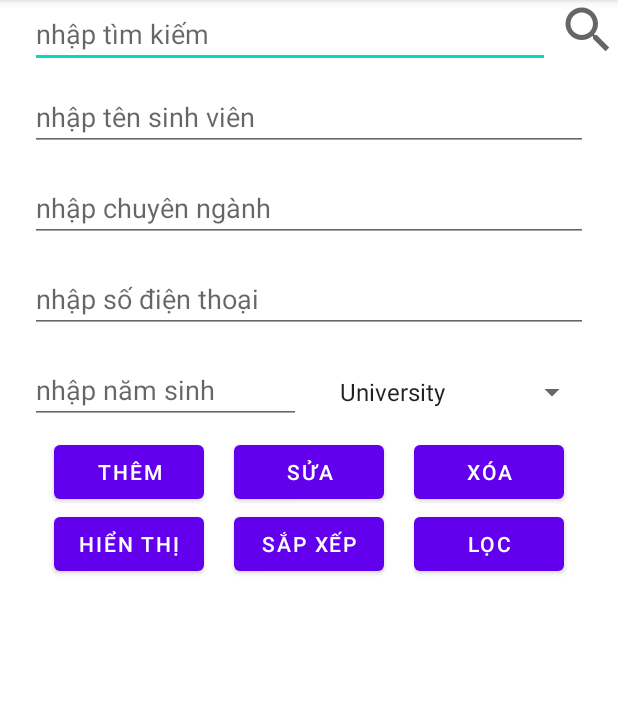
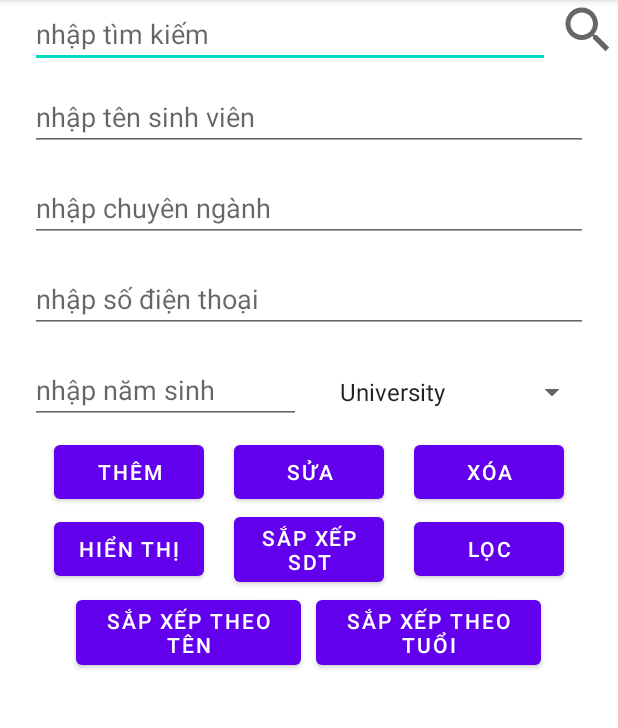
Before and after one commit to buivanquang111/monstarlab_ex1_javacore, an Android app: the screen it shows after launch (MainActivity), on a phone screen of 412 x 824 dp, the part 84-812 px from its top. Run offline under Robolectric (Android 15) with nearby library versions, the phone set to English and light mode, and no system bars.

Commit message:
update
update

```diff
--- a/app/src/main/java/com/example/excercise1_monstarlab/Student.kt
+++ b/app/src/main/java/com/example/excercise1_monstarlab/Student.kt
@@ -2,7 +2,7 @@ package com.example.excercise1_monstarlab
 
 class Student{
     lateinit var name: String
-    var yearOfBirth: Int = 0
+    lateinit var yearOfBirth: String
     lateinit var phone: String
     lateinit var specializ: String
     lateinit var system: String
--- a/app/src/main/res/layout/activity_main.xml
+++ b/app/src/main/res/layout/activity_main.xml
@@ -125,7 +125,7 @@
                     android:layout_height="wrap_content"/>
                 <Button
                     android:id="@+id/btnSapXep"
-                    android:text="Sắp xếp"
+                    android:text="Sắp xếp sdt"
                     android:layout_marginLeft="10dp"
                     android:layout_marginRight="10dp"
                     android:layout_width="100dp"
@@ -136,6 +136,23 @@
                     android:layout_marginLeft="10dp"
                     android:layout_marginRight="10dp"
                     android:layout_width="100dp"
+                    android:layout_height="wrap_content"/>
+            </LinearLayout>
+            <LinearLayout
+                android:layout_width="match_parent"
+                android:layout_height="wrap_content"
+                android:orientation="horizontal"
+                android:gravity="center">
+                <Button
+                    android:id="@+id/btnSapXepTen"
+                    android:text="Sắp xếp theo tên"
+                    android:layout_width="150dp"
+                    android:layout_height="wrap_content"
+                    android:layout_marginRight="10dp"/>
+                <Button
+                    android:id="@+id/btnSapXepNamsinh"
+                    android:text="Sắp xếp theo tuổi"
+                    android:layout_width="150dp"
                     android:layout_height="wrap_content"/>
             </LinearLayout>
 
```
Also changed, not shown: app/src/main/java/com/example/excercise1_monstarlab/MainActivity.kt (+61 -15 lines).
